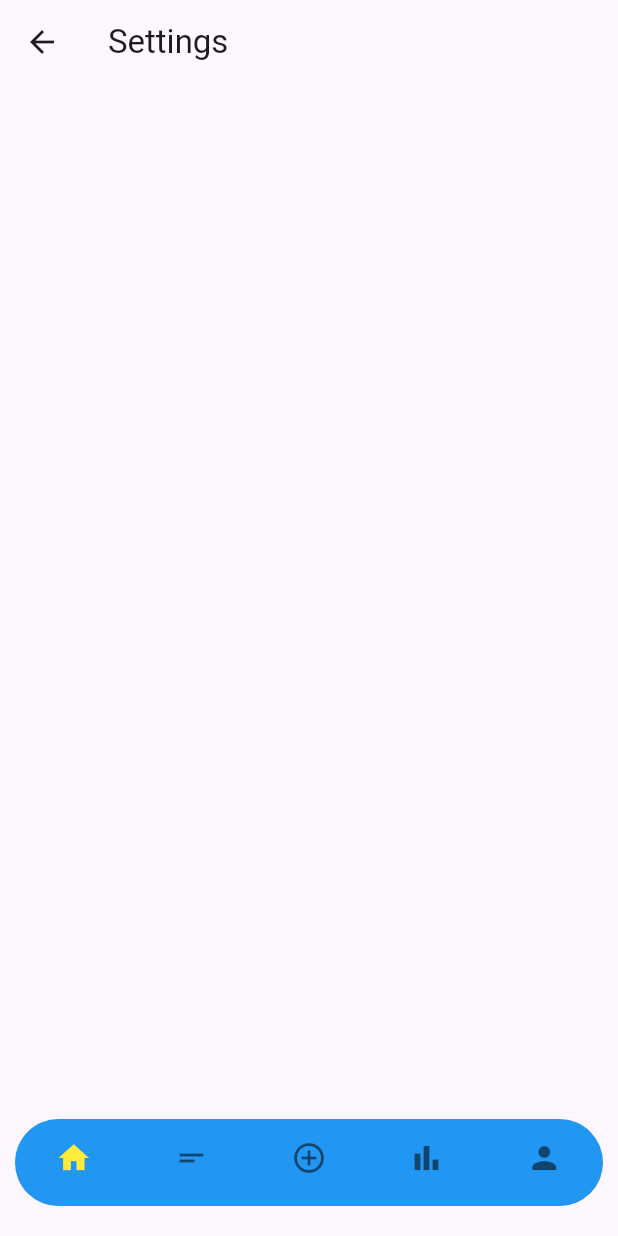
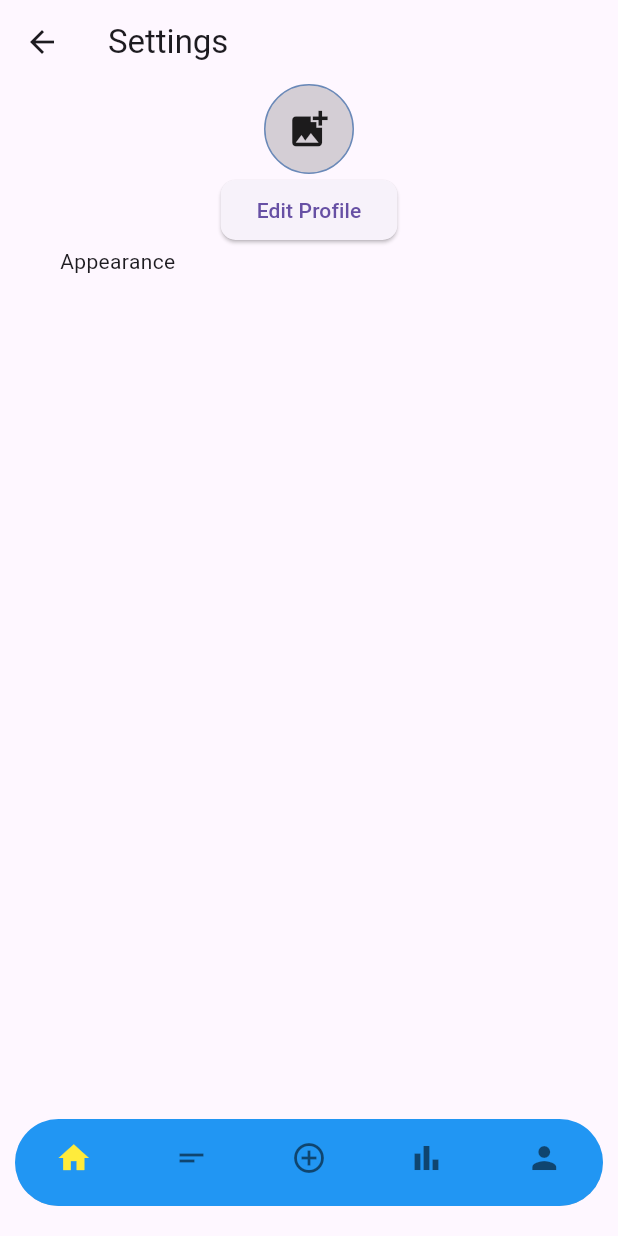
Before and after one commit to Pipeline-To-Better-Placemaking/P2BP-2025Spring-Mobile, a Flutter app: the SettingsPage screen opened by its route, on a phone screen of 412 x 824 dp. Run offline on Flutter 3.47's test engine with Material 3 defaults, Android fonts, the phone set to English and light mode, and no system bars.

Commit message:
small progress made on settings page

```diff
--- a/lib/settings_page.dart
+++ b/lib/settings_page.dart
@@ -12,6 +12,43 @@ class SettingsPage extends StatelessWidget {
         appBar: AppBar(
           title: const Text('Settings'),
         ),
+
+        body: ListView(
+          padding: const EdgeInsets.symmetric(horizontal: 40),
+          children: <Widget>[
+            Column(
+              children: <Widget>[
+                PhotoUpload(
+                  width: 60,
+                  height: 60,
+                  icon: Icons.add_photo_alternate,
+                  circular: true,
+                  onTap: () {
+                    // TODO: Actual functionality
+                    print('Test');
+                    return;
+                  },
+                ),
+                ElevatedButton(
+                  style: ElevatedButton.styleFrom(
+                    shape: RoundedRectangleBorder(
+                      borderRadius: BorderRadius.circular(10.0),
+                    ),
+                  ),
+                  child: const Text('Edit Profile'),
+                  onPressed: () {
+                    // TODO: Actual functionality
+                    print('Test');
+                    return;
+                  },
+                ),
+              ],
+            ),
+            const Text('Appearance'),
+
+          ],
+        ),
+
         bottomNavigationBar: const BottomFloatingNavBar(),
       ),
     );
```
Also changed, not shown: lib/forgot_password_page.dart (+12 -12 lines), lib/reset_password_page.dart (+12 -12 lines).
